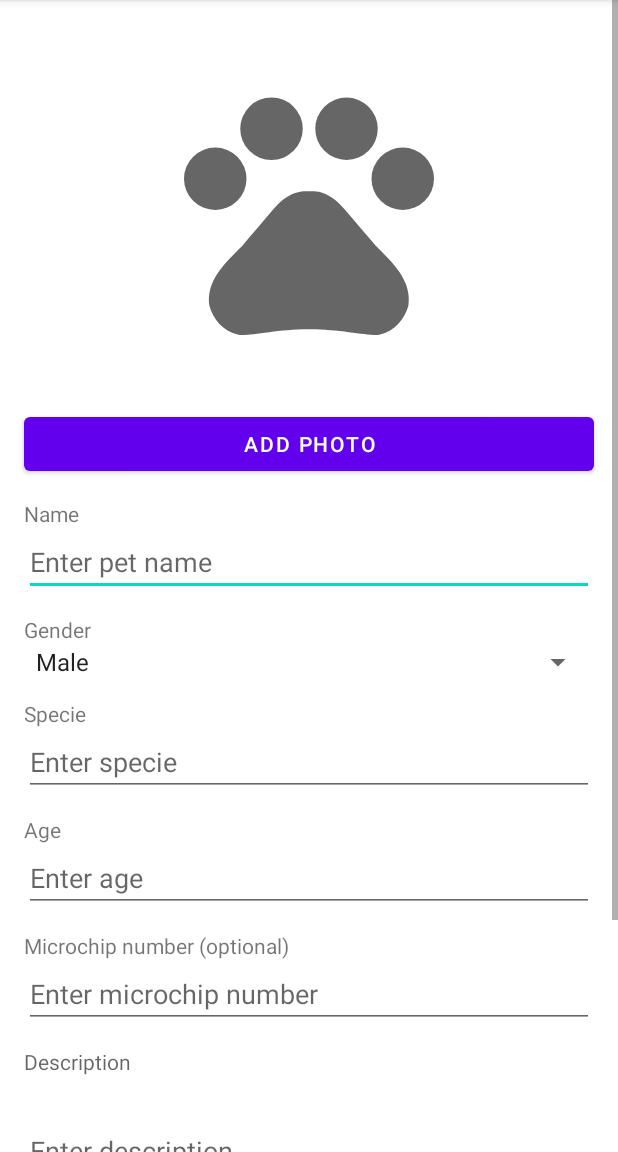
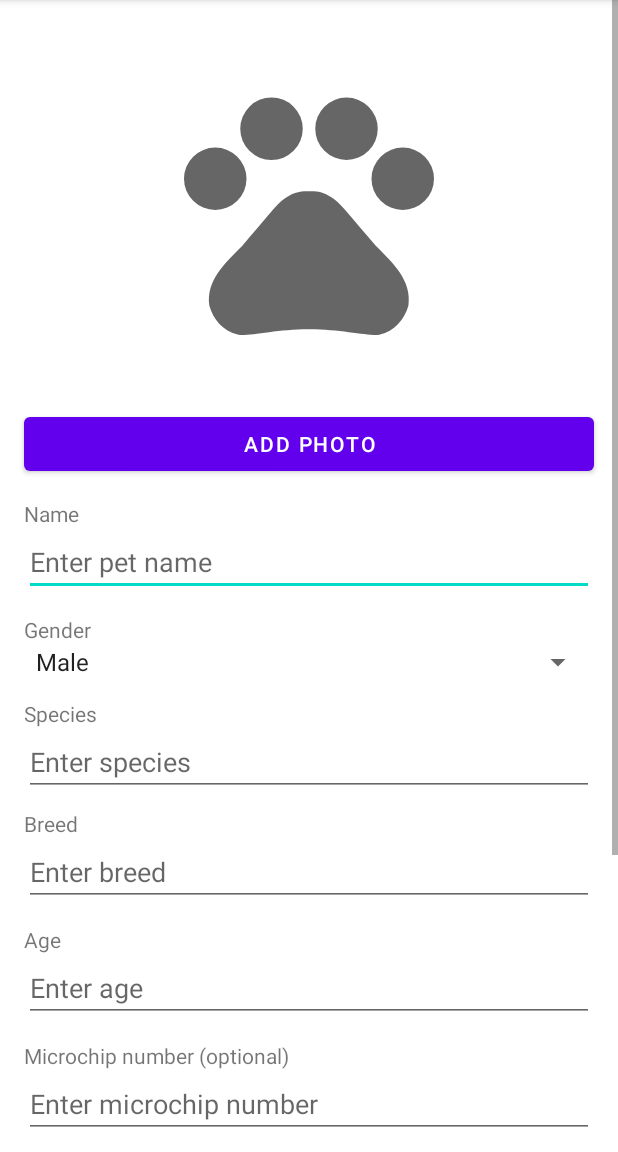
Before and after one commit to MichMac/FindMyPet, an Android app: the fragment AddPetProfileFragment shown on its own in the app's theme, on a phone screen of 412 x 824 dp, the part 84-1236 px from its top. Run offline under Robolectric (Android 15) with nearby library versions, the phone set to English and light mode, and no system bars; our stand-ins replace Firebase (no records; nobody signed in at launch, a user with empty details on screens opened directly); pictures from the network do not load.

Commit message:
Adding profile linked to database

```diff
--- a/app/src/main/java/com/example/findmypet/models/PetProfile.java
+++ b/app/src/main/java/com/example/findmypet/models/PetProfile.java
@@ -32,11 +32,11 @@ public class PetProfile {
         this.user_id = user_id;
     }
 
-    public String getSpecie() {
+    public String getSpecies() {
         return specie;
     }
 
-    public void setSpecie(String specie) {
+    public void setSpecies(String specie) {
         this.specie = specie;
     }
 
--- a/app/src/main/java/com/example/findmypet/repositories/PetProfileRepository.java
+++ b/app/src/main/java/com/example/findmypet/repositories/PetProfileRepository.java
@@ -72,8 +72,8 @@ public class PetProfileRepository {
                 .add(petProfile)
                 .addOnSuccessListener(new OnSuccessListener<DocumentReference>() {
                     @Override
-                    public void onSuccess(DocumentReference documentReference) {
-                        Log.d(TAG, "Pet profile has been added");
+                    public void onSuccess(DocumentReference documentReference){
+                        Log.d(TAG , "Pet profile has been added");
                     }
                 }).addOnFailureListener(new OnFailureListener() {
             @Override
--- a/app/src/main/java/com/example/findmypet/viewmodels/PetProfileViewModel.java
+++ b/app/src/main/java/com/example/findmypet/viewmodels/PetProfileViewModel.java
@@ -26,7 +26,6 @@ public class PetProfileViewModel extends ViewModel {
         mPetProfiles = new MutableLiveData<>();
         List<PetProfile> petProfileList = new ArrayList<>();
         PetProfile petProfile = new PetProfile();
-        mPetProfiles = new MutableLiveData<>();
         petProfile.setImage_url("https://cdn.wamiz.pl/media/cache/upload_main-image_414w/uploads/animal/breed/dog/baby/5caf14853910b375817947.jpg");
         petProfile.setName("Azor");
         petProfileList.add(petProfile);
--- a/app/src/main/java/com/example/findmypet/views/AddPetProfileFragment.java
+++ b/app/src/main/java/com/example/findmypet/views/AddPetProfileFragment.java
@@ -4,6 +4,7 @@ import android.app.AlertDialog;
 import android.content.DialogInterface;
 import android.content.Intent;
 import android.net.Uri;
+import android.nfc.Tag;
 import android.os.Bundle;
 
 import androidx.activity.OnBackPressedCallback;
@@ -11,6 +12,7 @@ import androidx.fragment.app.Fragment;
 import androidx.lifecycle.ViewModelProvider;
 import androidx.navigation.Navigation;
 
+import android.util.Log;
 import android.view.LayoutInflater;
 import android.view.View;
 import android.view.ViewGroup;
@@ -32,15 +34,23 @@ import static android.app.Activity.RESULT_OK;
 
 public class AddPetProfileFragment extends Fragment {
 
+    private static final String TAG = "AddPetProfileFragment";
+
     private PetProfileViewModel mPetProfileViewModel;
+    private PetProfile mPetProfile;
     private Spinner spGender;
     private ImageView ivPhoto;
     private Button btnAddPhoto;
+    private Button btnNfc;
     private Button btnConfirm;
     private EditText etPetName;
     private EditText etPetAge;
     private EditText etMnNumber;
     private EditText etDescription;
+    private EditText etSpecie;
+    private EditText etBreed;
+
+    private Uri selectedImageUri;
 
     int SELECT_PICTURE = 200;
 
@@ -55,6 +65,7 @@ public class AddPetProfileFragment extends Fragment {
         View view = inflater.inflate(R.layout.fragment_add_pet_profile, container, false);
 
         mPetProfileViewModel = new ViewModelProvider(this).get(PetProfileViewModel.class);
+        mPetProfile = new PetProfile();
         spGender = view.findViewById(R.id.gender_spinner_petprofile);
         ivPhoto = view.findViewById(R.id.imageview_petprofile);
         btnAddPhoto = view.findViewById(R.id.add_pet_photo_button);
@@ -62,6 +73,11 @@ public class AddPetProfileFragment extends Fragment {
         etPetAge = view.findViewById(R.id.age_edittext_petprofile);
         etMnNumber = view.findViewById(R.id.microchipnumber_edittext_petprofile);
         etDescription = view.findViewById(R.id.description_edittext_petprofile);
+        etSpecie = view.findViewById(R.id.specie_edittext_petprofile);
+        etBreed = view.findViewById(R.id.breed_edittext_petprofile);
+
+        btnConfirm = view.findViewById(R.id.confirm_button_petprofile);
+        btnNfc = view.findViewById(R.id.nfc_button_petprofile);
 
         ArrayAdapter<CharSequence> adapter = ArrayAdapter.createFromResource(getContext(), R.array.gender_array, android.R.layout.simple_spinner_item);
         adapter.setDropDownViewResource(android.R.layout.simple_spinner_dropdown_item);
@@ -69,12 +85,30 @@ public class AddPetProfileFragment extends Fragment {
 
         mPetProfileViewModel.init();
 
-
-
         btnAddPhoto.setOnClickListener(new View.OnClickListener() {
             @Override
             public void onClick(View view) {
                 imageChooser();
+            }
+        });
+
+        btnConfirm.setOnClickListener(new View.OnClickListener() {
+            @Override
+            public void onClick(View view) {
+                if(dataValidation()){
+                    //Log.i(TAG,"Nazwa psa: " + etPetName.getText().toString());
+                    mPetProfile.setName(etPetName.getText().toString());
+                    mPetProfile.setGender(spGender.getSelectedItem().toString());
+                    mPetProfile.setSpecies(etSpecie.getText().toString());
+                    mPetProfile.setBreed(etBreed.getText().toString());
+                    mPetProfile.setAge(Integer.parseInt(etPetAge.getText().toString()));
+                    if(etMnNumber.length() != 0){
+                        mPetProfile.setMicrochip_number(Integer.parseInt(etMnNumber.getText().toString()));
+                    }
+                    mPetProfile.setDescription(etDescription.getText().toString());
+
+                    mPetProfileViewModel.addPetProfile(mPetProfile);
+                }
             }
         });
 
@@ -112,6 +146,30 @@ public class AddPetProfileFragment extends Fragment {
         startActivityForResult(Intent.createChooser(i, "Select Picture"), SELECT_PICTURE);
     }
 
+    private boolean dataValidation(){
+
+            if(etPetName.length() == 0) {
+                etPetName.setError("This field is required");
+                return false;
+            }
+            if(etPetAge.length() == 0) {
+                etPetAge.setError("This field is required");
+                return false;
+            }
+            if (etSpecie.length() == 0) {
+                etSpecie.setError("This field is required");
+                return false;
+            }
+            if (etBreed.length() == 0) {
+                etBreed.setError("This field is required");
+                return false;
+            }
+            if (etDescription.length() == 0) {
+                etDescription.setError("This field is required");
+            }
+            return true;
+    }
+
     public void onActivityResult(int requestCode, int resultCode, Intent data) {
         super.onActivityResult(requestCode, resultCode, data);
 
@@ -120,7 +178,7 @@ public class AddPetProfileFragment extends Fragment {
             // compare the resultCode with the
             // SELECT_PICTURE constant
             if (requestCode == SELECT_PICTURE) {
-                Uri selectedImageUri = data.getData();
+                selectedImageUri = data.getData();
 
                 if (null != selectedImageUri) {
                     //ivPhoto.setImageURI(selectedImageUri);
--- a/app/src/main/res/layout/fragment_add_pet_profile.xml
+++ b/app/src/main/res/layout/fragment_add_pet_profile.xml
@@ -12,7 +12,6 @@
         android:layout_width="match_parent"
         android:layout_height="match_parent"
         tools:context=".views.AddPetProfileFragment">
-
 
         <ImageView
             android:id="@+id/imageview_petprofile"
@@ -92,7 +91,7 @@
         android:layout_width="wrap_content"
         android:layout_height="wrap_content"
         android:layout_marginStart="16dp"
-        android:text="Specie"
+        android:text="Species"
         app:layout_constraintBottom_toTopOf="@+id/specie_edittext_petprofile"
         app:layout_constraintStart_toStartOf="parent" />
 
@@ -106,7 +105,7 @@
         android:ems="10"
         android:inputType="textPersonName"
         android:maxLines="1"
-        android:hint="Enter specie"
+        android:hint="Enter species"
         app:layout_constraintEnd_toEndOf="parent"
         app:layout_constraintHorizontal_bias="0.0"
         app:layout_constraintStart_toStartOf="parent"
@@ -134,9 +133,33 @@
         app:layout_constraintEnd_toEndOf="parent"
         app:layout_constraintHorizontal_bias="0.0"
         app:layout_constraintStart_toStartOf="parent"
-        app:layout_constraintTop_toBottomOf="@+id/specie_edittext_petprofile" />
+        app:layout_constraintTop_toBottomOf="@+id/breed_edittext_petprofile" />
 
     <TextView
+        android:id="@+id/breed_textview_petprofile"
+        android:layout_width="wrap_content"
+        android:layout_height="wrap_content"
+        android:layout_marginStart="16dp"
+        android:text="Breed"
+        app:layout_constraintBottom_toTopOf="@+id/breed_edittext_petprofile"
+        app:layout_constraintStart_toStartOf="parent" />
+
+        <EditText
+            android:id="@+id/breed_edittext_petprofile"
+            android:layout_width="match_parent"
+            android:layout_height="wrap_content"
+            android:layout_marginStart="16dp"
+            android:layout_marginTop="28dp"
+            android:layout_marginEnd="16dp"
+            android:ems="10"
+            android:hint="Enter breed"
+            android:maxLines="1"
+            app:layout_constraintEnd_toEndOf="parent"
+            app:layout_constraintHorizontal_bias="0.0"
+            app:layout_constraintStart_toStartOf="parent"
+            app:layout_constraintTop_toBottomOf="@+id/specie_edittext_petprofile" />
+
+        <TextView
         android:id="@+id/microchipnumber_textview_petprofile"
         android:layout_width="wrap_content"
         android:layout_height="wrap_content"
```
